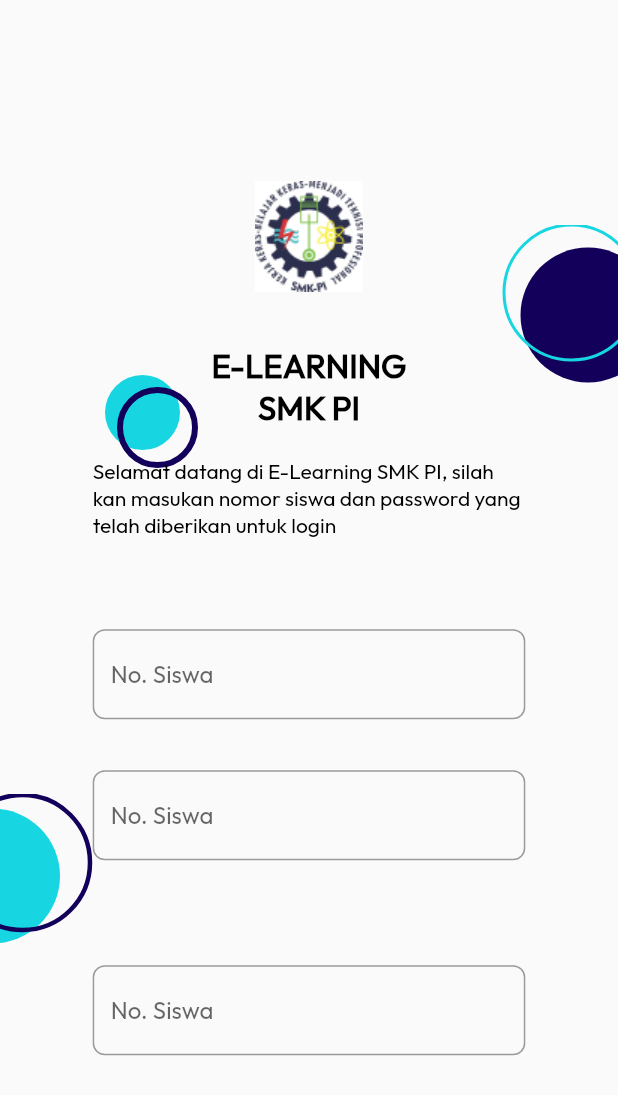
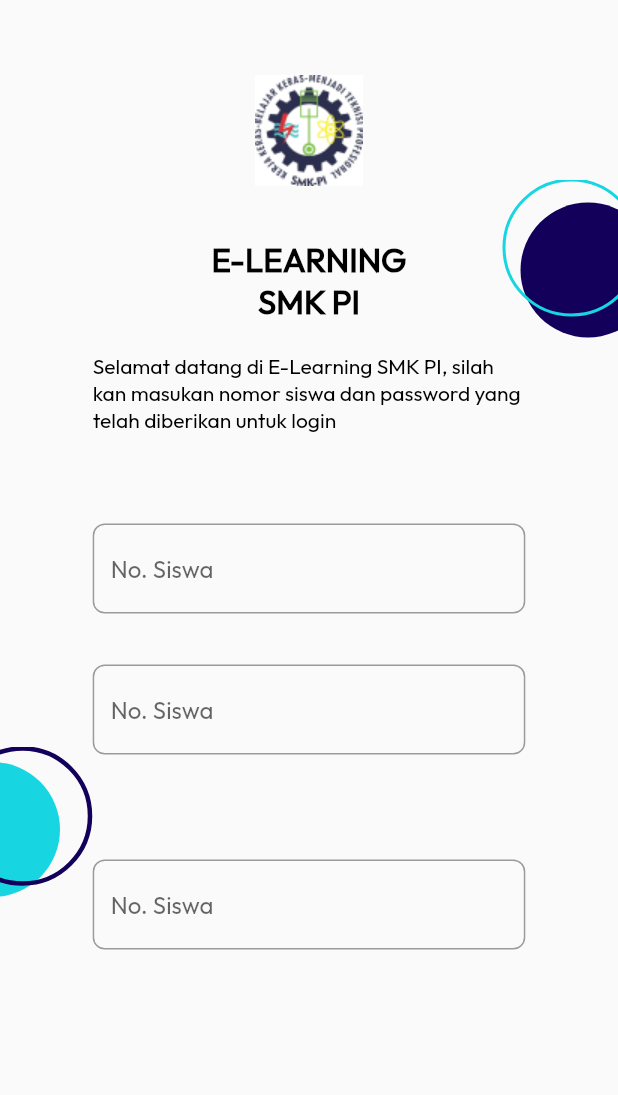
Before and after one commit to Badru2/e_learning_smk_pi, a Flutter app: the screen it shows after launch, on a phone screen of 412 x 824 dp. Shown: the top 1095 px of the screen. Run offline on Flutter 3.47's test engine with Material 2 defaults, Android fonts, the light colour scheme and no system bars; our stand-ins replace google_fonts.

Commit message:
benerin bug overflow

```diff
--- a/lib/main.dart
+++ b/lib/main.dart
@@ -9,6 +9,7 @@
   @override
   Widget build(BuildContext context) {
     return const MaterialApp(
+      title: 'E Learning SMK PI',
       home: LoginScreen(),
     );
   }
--- a/lib/screens/login_screen.dart
+++ b/lib/screens/login_screen.dart
@@ -9,30 +9,36 @@
   @override
   Widget build(BuildContext context) {
     return Scaffold(
-      // appBar: AppBar(),
-      body: Stack(
+      body: SingleChildScrollView(
+        child: SafeArea(
+          child: Column(
+            children: [
+              const SizedBox(
+                height: 50,
+              ),
+              Stack(
                 children: [
                   const Positioned(
                     left: 0,
-            bottom: 190,
+                    bottom: 30,
                     child: CircleLoginSedang(),
                   ),
                   const Positioned(
                     right: 0,
-            top: 150,
+                    top: 70,
                     child: CircleLoginBiruGelap(),
                   ),
-          const Positioned(
-            left: 70,
-            top: 250,
-            child: CircleLoginKecil(),
-          ),
+                  // const Positioned(
+                  //   left: 70,
+                  //   top: 250,
+                  //   child: CircleLoginKecil(),
+                  // ),
                   Center(
                     child: FractionallySizedBox(
                       widthFactor: 0.7,
                       child: Column(
-                mainAxisAlignment: MainAxisAlignment.center,
-                crossAxisAlignment: CrossAxisAlignment.center,
+                        // mainAxisAlignment: MainAxisAlignment.center,
+                        // crossAxisAlignment: CrossAxisAlignment.center,
                         children: <Widget>[
                           SizedBox(
                             child: Image.asset('assets/image/image 1.png'),
@@ -59,6 +65,10 @@
                   ),
                 ],
               ),
+            ],
+          ),
+        ),
+      ),
     );
   }
 }
--- a/lib/widgets/usernamelogin.dart
+++ b/lib/widgets/usernamelogin.dart
@@ -1,4 +1,5 @@
 import 'package:flutter/material.dart';
+import 'package:google_fonts/google_fonts.dart';
 
 class UserNameLogin extends StatelessWidget {
   const UserNameLogin({super.key});
@@ -8,13 +9,15 @@
     return SizedBox(
       width: MediaQuery.of(context).size.width,
       child: TextFormField(
+        keyboardType: TextInputType.number,
         decoration: InputDecoration(
           border: OutlineInputBorder(
-              borderRadius: BorderRadius.circular(8.0),
-              borderSide: const BorderSide(width: 10)),
+            borderRadius: BorderRadius.circular(8.0),
+            // borderSide: const BorderSide(width: 10),
+          ),
           hintText: 'No. Siswa',
-          hintStyle: const TextStyle(
-            fontFamily: "Outfit",
+          hintStyle: GoogleFonts.outfit(
+            // fontFamily: "Outfit",
             fontWeight: FontWeight.w400,
             fontSize: 16,
           ),
--- a/pubspec.yaml
+++ b/pubspec.yaml
@@ -37,6 +37,7 @@
   # Use with the CupertinoIcons class for iOS style icons.
   cupertino_icons: ^1.0.2
   google_fonts: ^4.0.0
+  responsive_framework: ^0.2.0
 
 dev_dependencies:
   flutter_test:
```
Also changed, not shown: pubspec.lock. Lines whose indentation alone changed are shown as unchanged.
